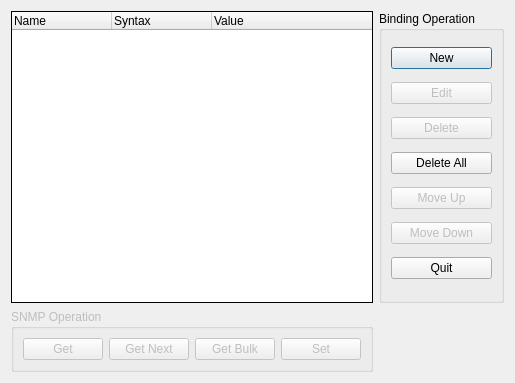
First picture: the form in app/varbinds.ui, repository verrio/snmpb, before the edit.
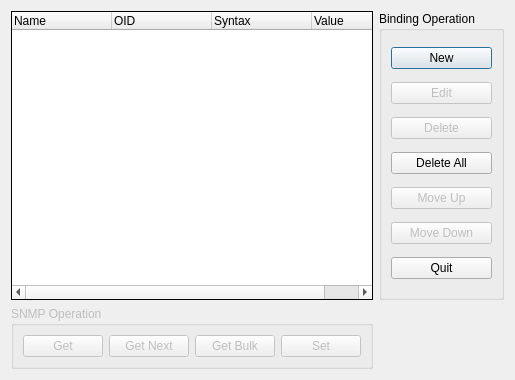
Second picture: the form after the edit.

```diff
--- a/app/varbinds.ui
+++ b/app/varbinds.ui
@@ -5,8 +5,8 @@
    <rect>
     <x>0</x>
     <y>0</y>
-    <width>499</width>
-    <height>383</height>
+    <width>500</width>
+    <height>380</height>
    </rect>
   </property>
   <property name="windowTitle" >
@@ -138,13 +138,18 @@
       <bool>false</bool>
      </property>
      <property name="columnCount" >
-      <number>3</number>
+      <number>4</number>
      </property>
      <column>
       <property name="text" >
        <string>Name</string>
       </property>
      </column>
+     <column>
+      <property name="text" >
+       <string>OID</string>
+      </property>
+     </column>
      <column>
       <property name="text" >
        <string>Syntax</string>
```
